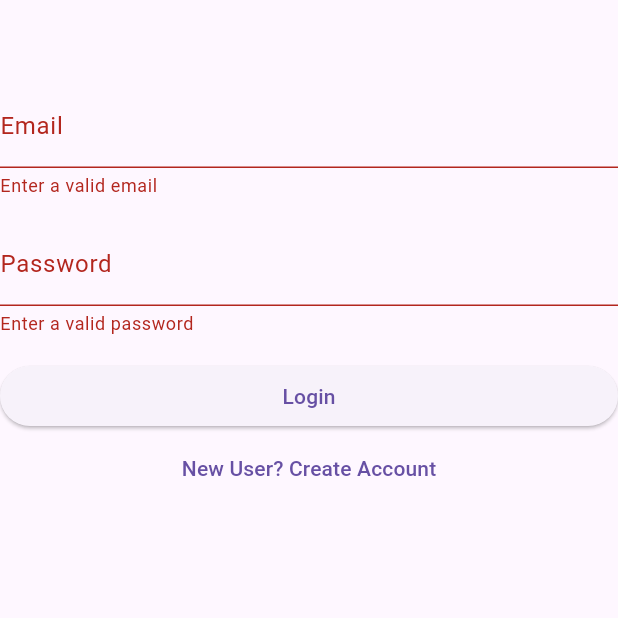
After one commit to william-j-huu/business_helper, a Flutter app: the screen it shows after launch, after a tap on "Login", on a phone screen of 412 x 824 dp, the top half of it. The commit adds this screen. Run offline on Flutter 3.47's test engine with Material 3 defaults, Android fonts, the phone set to English and light mode, and no system bars; our stand-ins replace cloud_firestore, firebase_auth, firebase_core, flutter_dotenv; missing offline and left inert: chat_gpt_sdk; accounts and stored records are empty; statements that could not run were skipped.

Commit message:
firebase

```diff
--- /dev/null
+++ b/lib/login_screen.dart
@@ -0,0 +1,91 @@
+import 'package:cloud_firestore/cloud_firestore.dart';
+import 'package:firebase_auth/firebase_auth.dart';
+import 'package:flutter/material.dart';
+
+class LoginScreen extends StatefulWidget {
+  const LoginScreen({super.key});
+
+  @override
+  State<LoginScreen> createState() => _LoginScreenState();
+}
+
+class _LoginScreenState extends State<LoginScreen> {
+  final _formKey = GlobalKey<FormState>();
+  final _passController = TextEditingController();
+  final _emailController = TextEditingController();
+  bool _isLoading = false;
+  String? _error;
+
+  Future<void> _submit() async{
+    if(_formKey.currentState?.validate() ?? false){
+      setState(() {
+        _isLoading = true;
+        _error = null;
+      });
+
+      try{
+        // Todo: connect to firebase authentication and save data onto database
+
+        // Authentication
+        final credential = await FirebaseAuth.instance.signInWithEmailAndPassword(
+            email: _emailController.text.trim(),
+            password: _passController.text.trim()
+        );
+        Navigator.pushReplacementNamed(context, "/navigation_screen");
+        // todo: navigate to the homescreen after having signed up
+
+      }
+      catch(e){
+        setState(() {
+          _error= "Signup Failed";
+        });
+      }
+      finally{
+        _isLoading = false;
+      }
+
+    }
+  }
+
+
+  @override
+  Widget build(BuildContext context) {
+    return Scaffold(
+      appBar: AppBar(),
+      body: Form(
+        key: _formKey,
+        child: Column(
+          children: [
+            TextFormField(
+                controller : _emailController,
+                decoration: const InputDecoration(labelText: "Email"),
+                obscureText: false,
+                validator: (value) => value == null || !value.contains("@") ? 'Enter a valid email' : null
+            ),
+            SizedBox(height: 16),
+            TextFormField(
+                controller : _passController,
+                decoration: const InputDecoration(labelText: "Password"),
+                obscureText: false,
+                validator: (value) => value == null || value.length < 8 ? 'Enter a valid password' : null
+            ),
+            SizedBox(height: 16),
+            SizedBox(
+                width: double.infinity,
+                child: ElevatedButton(
+                  onPressed: _isLoading ? null : _submit,
+                  child: _isLoading ? CircularProgressIndicator() : Text("Login"),
+                )
+            ),
+            TextButton(
+                onPressed: (){
+                  Navigator.pushReplacementNamed(context, "/signup_screen");
+                },
+                child: Text("New User? Create Account")
+            )
+          ],
+        ),
+      ),
+    );
+  }
+}
--- a/lib/main.dart
+++ b/lib/main.dart
@@ -1,10 +1,21 @@
 import 'package:buisnesshelper/home_page.dart';
+import 'package:buisnesshelper/login_screen.dart';
 import 'package:buisnesshelper/navigation_screen.dart';
+import 'package:buisnesshelper/signup_screen.dart';
+import 'package:buisnesshelper/splash_screen.dart';
+import 'package:firebase_core/firebase_core.dart';
 import 'package:flutter/material.dart';
 import 'package:flutter_dotenv/flutter_dotenv.dart';
 
+import 'firebase_options.dart';
+
 Future<void> main() async {
+
+  WidgetsFlutterBinding.ensureInitialized();
   await dotenv.load(fileName: "assets/.env");
+  await Firebase.initializeApp(
+    options: DefaultFirebaseOptions.currentPlatform,
+  );
   runApp(const MyApp());
 }
 
@@ -15,8 +26,13 @@ class MyApp extends StatelessWidget {
   Widget build(BuildContext context) {
     return MaterialApp(
       title: 'Flutter Demo',
-      home: NavigationScreen(),
-
+      initialRoute: "/",
+      routes: {
+        "/":(context) => SplashScreen(),
+        "/login_screen":(context) => LoginScreen(),
+        "/signup_screen":(context) => SignupScreen(),
+        "/navigation_screen":(context) => NavigationScreen()
+      },
     );
   }
 }
--- a/lib/navigation_screen.dart
+++ b/lib/navigation_screen.dart
@@ -40,7 +40,7 @@ class _NavigationScreenState extends State<NavigationScreen> {
         currentIndex: _selectedIndex,
         selectedItemColor: primaryColor,
         items: [
-          BottomNavigationBarItem(icon: Icon(Icons.home), label: "home"),
+          BottomNavigationBarItem(icon: Icon(Icons.home), label: "Home"),
           BottomNavigationBarItem(icon: Icon(Icons.smart_toy), label: "Assistant"),
           BottomNavigationBarItem(icon: Icon(Icons.account_circle), label: "Profile"),
         ],
--- /dev/null
+++ b/lib/splash_screen.dart
@@ -0,0 +1,70 @@
+import 'package:firebase_auth/firebase_auth.dart';
+import 'package:flutter/material.dart';
+
+import 'constants.dart';
+
+class SplashScreen extends StatefulWidget {
+  const SplashScreen({super.key});
+
+  @override
+  State<SplashScreen> createState() => _SplashScreenState();
+}
+
+class _SplashScreenState extends State<SplashScreen> {
+
+  @override
+  void initState() {
+    super.initState();
+    init();
+  }
+
+  Future<void> init() async {
+    await Future.delayed(const Duration(seconds: 3));
+    // Todo: authenticate using firebase
+    final user = FirebaseAuth.instance.currentUser;
+    if (user != null){
+      Navigator.pushReplacementNamed(context, "/navigation_screen");
+    }
+    else{
+      Navigator.pushReplacementNamed(context, "/login_screen");
+    }
+  }
+
+  @override
+  Widget build(BuildContext context) {
+    return Scaffold(
+      body: Center(
+        child: Column(
+          mainAxisAlignment: MainAxisAlignment.center,
+          crossAxisAlignment: CrossAxisAlignment.center,
+          children: [
+            Spacer(),
+            Container(
+              padding: EdgeInsets.fromLTRB(16, 37, 16, 105),
+              decoration: BoxDecoration(
+                  gradient: customGradient(primaryColor, secondaryColor),
+                  borderRadius: BorderRadius.circular(16)
+              ),
+              child: SizedBox(
+                width: 204,
+                height: 93,
+                child: Text("Business Helper",
+                  softWrap: true,
+                  maxLines: null,
+                  overflow: TextOverflow.visible,
+                  style: TextStyle(
+                    fontSize: 48, color: Colors.white, fontWeight: FontWeight.bold, fontFamily: "InstrumentSans"
+                  ),
+                ),
+              )
+            ),
+            Spacer(),
+            Text("v.1.0.0", style: TextStyle(
+              fontSize: 20, color: Colors.black.withOpacity(0.5)
+            ),)
+          ],
+        ),
+      ),
+    );
+  }
+}
```
Also changed, not shown: lib/profile_screen.dart (+36 -5 lines), lib/signup_screen.dart (added, +119 -0 lines), pubspec.yaml (+10 -7 lines), firebase.json (added), lib/firebase_options.dart (added), pubspec.lock, 6 other files.
